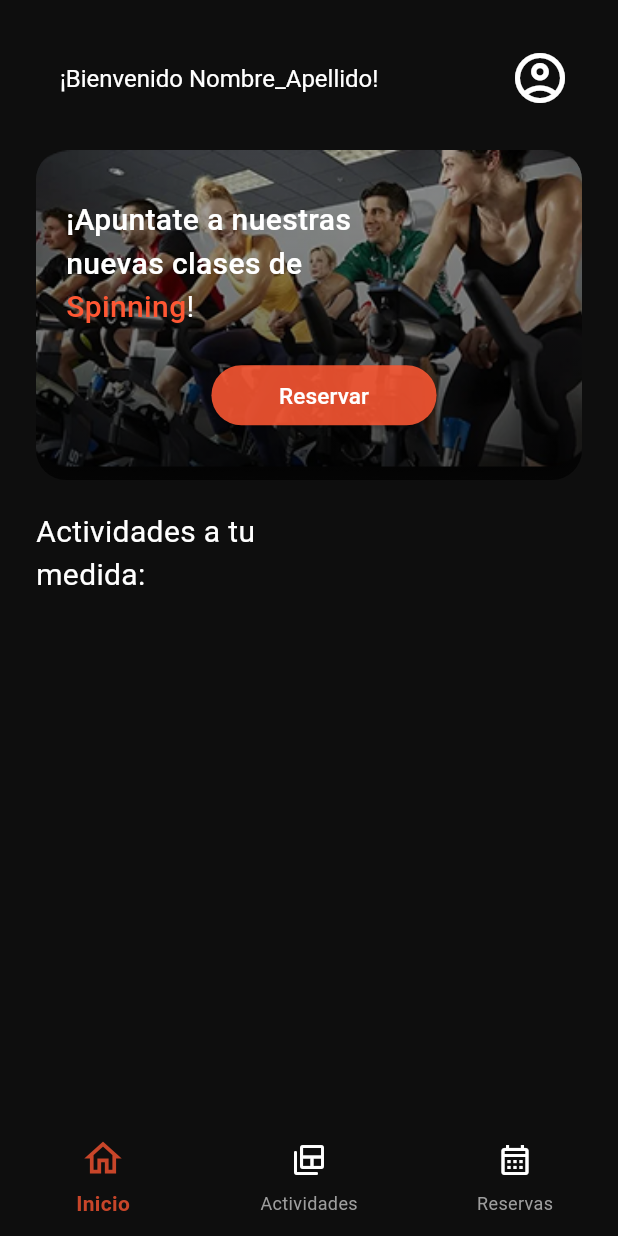
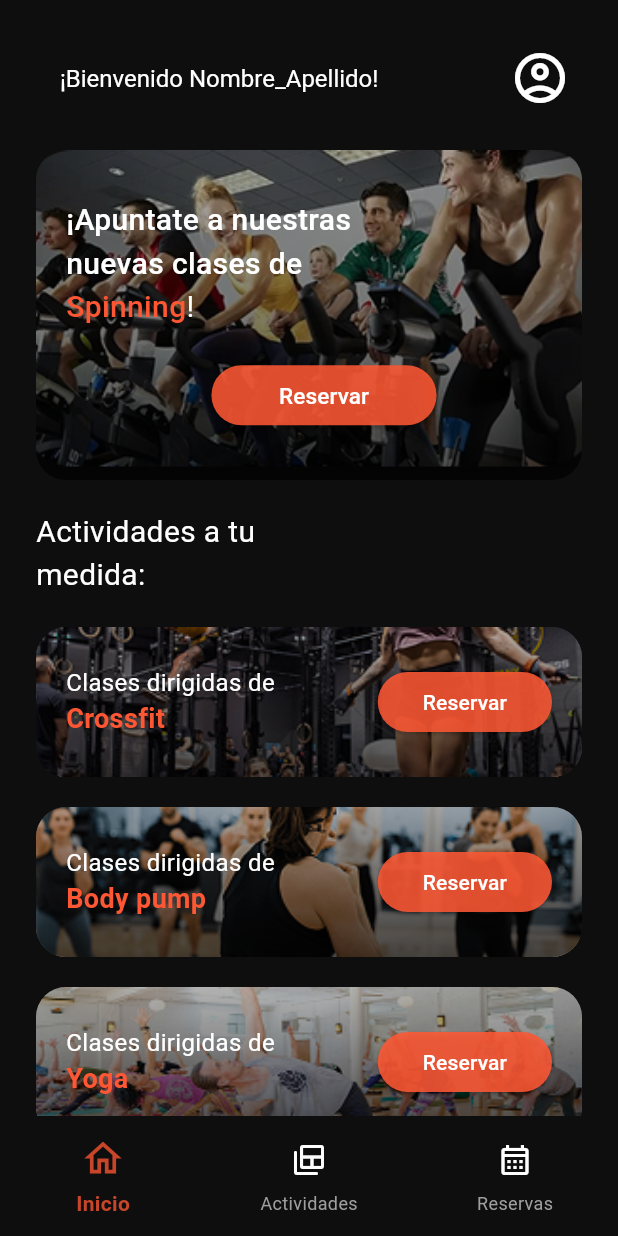
Before and after one commit to jperezz-dev/FitLogAPP, a Flutter app: the Inicio screen opened directly, on a phone screen of 412 x 824 dp. Run offline on Flutter 3.47's test engine with Material 3 defaults, Android fonts, the phone set to English and light mode, and no system bars; our stand-ins replace flutter_svg.

Commit message:
Vista de inicio
- Finalización de la vista de inicio
- Creación de componente actividad_banner

```diff
--- a/cliente/lib/views/inicio.dart
+++ b/cliente/lib/views/inicio.dart
@@ -1,4 +1,5 @@
 import 'package:flutter/material.dart';
+import 'package:fitlog_app/widgets/actividad_banner.dart';
 
 class Inicio extends StatefulWidget {
   const Inicio({super.key});
@@ -156,6 +157,36 @@ class _InicioState extends State<Inicio> {
                     style: TextStyle(color: Colors.white, fontSize: 20),
                   ),
                 ),
+
+                const SizedBox(height: 20),
+
+                // Actividad sugerida 1
+                ActividadBanner(
+                  titulo: 'Clases dirigidas de ',
+                  actividad: 'Crossfit',
+                  imagenPath: 'assets/imagen_crossfit.png',
+                  onReserva: () => print("Reserva Crossfit pulsada"),
+                ),
+
+                const SizedBox(height: 20),
+
+                // Actividad sugerida 2
+                ActividadBanner(
+                  titulo: 'Clases dirigidas de ',
+                  actividad: 'Body pump',
+                  imagenPath: 'assets/imagen_body_pump.png',
+                  onReserva: () => print("Reserva Body pump"),
+                ),
+
+                const SizedBox(height: 20),
+
+                // Actividad sugerida 3
+                ActividadBanner(
+                  titulo: 'Clases dirigidas de ',
+                  actividad: 'Yoga',
+                  imagenPath: 'assets/imagen_yoga.png',
+                  onReserva: () => print("Reserva Yoga"),
+                ),
               ],
             ),
           ),
--- /dev/null
+++ b/cliente/lib/widgets/actividad_banner.dart
@@ -0,0 +1,104 @@
+import 'package:flutter/material.dart';
+
+class ActividadBanner extends StatelessWidget {
+  final String titulo;
+  final String actividad;
+  final String imagenPath;
+  final VoidCallback onReserva;
+
+  const ActividadBanner({
+    super.key,
+    required this.titulo,
+    required this.actividad,
+    required this.imagenPath,
+    required this.onReserva,
+  });
+
+  @override
+  Widget build(BuildContext context) {
+    return SizedBox(
+      height: 100,
+      width: double.infinity,
+      child: ClipRRect(
+        borderRadius: BorderRadius.circular(20),
+        child: Stack(
+          children: [
+            Image.asset(
+              imagenPath,
+              height: 250,
+              width: double.infinity,
+              fit: BoxFit.cover,
+            ),
+            Positioned.fill(
+              child: DecoratedBox(
+                decoration: BoxDecoration(
+                  gradient: LinearGradient(
+                    begin: Alignment.topCenter,
+                    end: Alignment.bottomCenter,
+                    colors: [
+                      Colors.black.withValues(alpha: 0.3),
+                      Colors.black.withValues(alpha: 0.7),
+                    ],
+                  ),
+                ),
+              ),
+            ),
+            Positioned.fill(
+              child: Padding(
+                padding: const EdgeInsets.symmetric(horizontal: 20.0),
+                child: Row(
+                  children: [
+                    Expanded(
+                      child: Column(
+                        mainAxisAlignment: MainAxisAlignment.center,
+                        crossAxisAlignment: CrossAxisAlignment.start,
+                        children: [
+                          Text.rich(
+                            TextSpan(
+                              text: '$titulo\n',
+                              style: const TextStyle(
+                                color: Colors.white,
+                                fontSize: 16,
+                                fontWeight: FontWeight.w400,
+                              ),
+                              children: [
+                                TextSpan(
+                                  text: actividad,
+                                  style: const TextStyle(
+                                    color: Color(0xFFFF5733),
+                                    fontWeight: FontWeight.bold,
+                                    fontSize: 18,
+                                  ),
+                                ),
+                              ],
+                            ),
+                          ),
+                        ],
+                      ),
+                    ),
+
+                    // Botón de reserva
+                    ElevatedButton(
+                      onPressed: onReserva,
+                      style: ElevatedButton.styleFrom(
+                        backgroundColor: const Color.fromARGB(221, 255, 88, 51),
+                        padding: const EdgeInsets.symmetric(horizontal: 30),
+                        shape: RoundedRectangleBorder(
+                          borderRadius: BorderRadius.circular(20),
+                        ),
+                      ),
+                      child: const Text(
+                        'Reservar',
+                        style: TextStyle(color: Colors.white),
+                      ),
+                    ),
+                  ],
+                ),
+              ),
+            ),
+          ],
+        ),
+      ),
+    );
+  }
+}
--- a/cliente/pubspec.yaml
+++ b/cliente/pubspec.yaml
@@ -23,3 +23,6 @@ flutter:
     - assets/logo.svg
     - assets/fondo.png
     - assets/spinning_anuncio_fondo.png
+    - assets/imagen_crossfit.png
+    - assets/imagen_body_pump.png
+    - assets/imagen_yoga.png
```
Also changed, not shown: cliente/assets/imagen_body_pump.png (added), cliente/assets/imagen_crossfit.png (added), cliente/assets/imagen_yoga.png (added).
